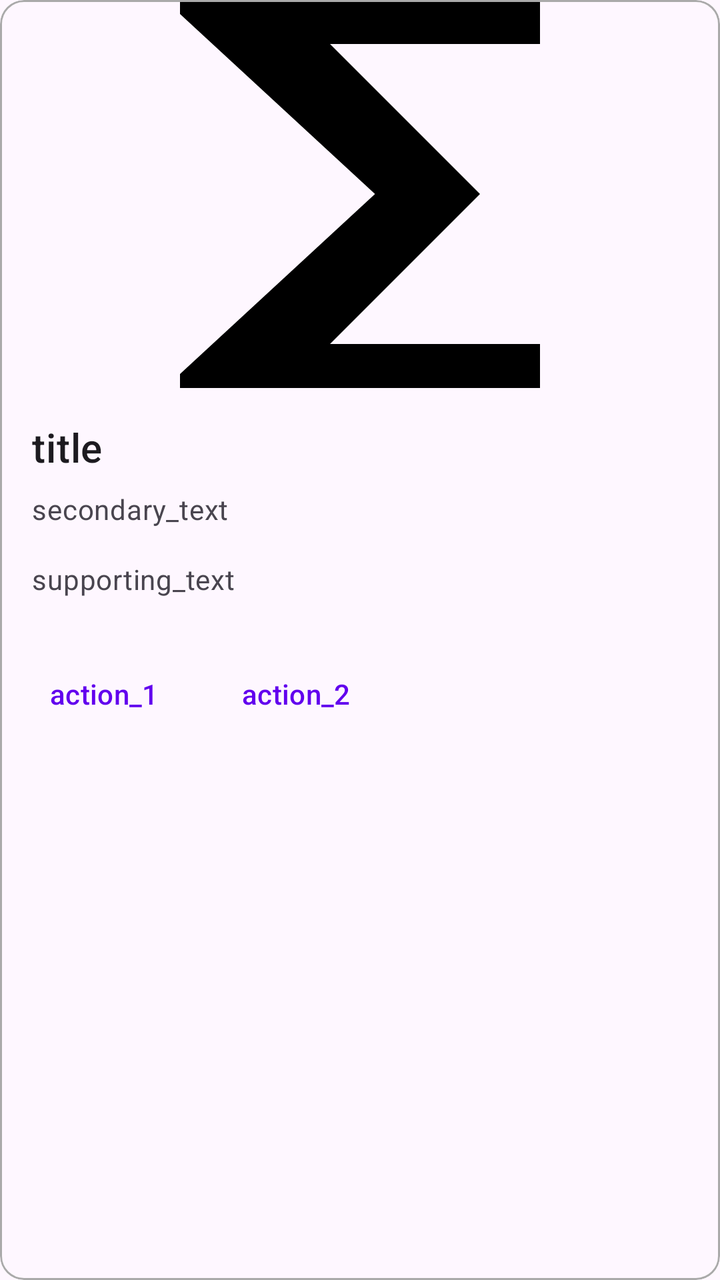
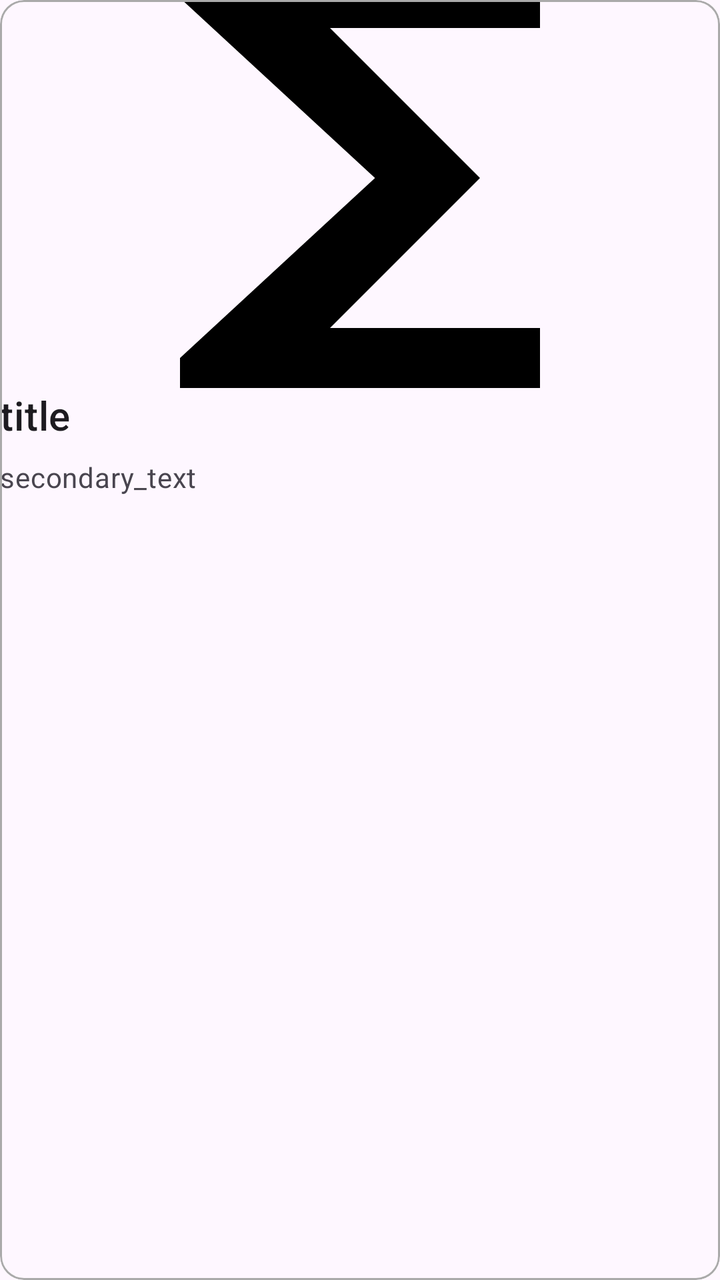

An Android layout rendered at two revisions. The XML below is the earlier revision; the diff shows what the commit changed to produce the second picture.
<!-- AndroidManifest.xml: another module's application theme Theme.MovieCatalog -->
<!-- res/layout/search_entry.xml -->
<?xml version="1.0" encoding="utf-8"?>
<com.google.android.material.card.MaterialCardView xmlns:android="http://schemas.android.com/apk/res/android"
    xmlns:app="http://schemas.android.com/apk/res-auto"
    android:layout_width="match_parent"
    android:layout_height="wrap_content"
    android:layout_margin="0dp"
    app:cardElevation="0dp"
    app:strokeColor="@android:color/darker_gray"
    app:strokeWidth="1dp"
    android:clickable="true"
    android:focusable="true"
    >

    <LinearLayout
        android:layout_width="match_parent"
        android:layout_height="wrap_content"
        android:orientation="vertical">

        
        <ImageView
            android:layout_width="match_parent"
            android:layout_height="194dp"
            android:contentDescription="content_description_media"
            android:scaleType="centerCrop"
            app:srcCompat="@drawable/ic_image" />

        <LinearLayout
            android:layout_width="match_parent"
            android:layout_height="wrap_content"
            android:orientation="vertical"
            android:padding="16dp">

            
            <TextView
                android:layout_width="wrap_content"
                android:layout_height="wrap_content"
                android:text="title"
                android:textAppearance="?attr/textAppearanceHeadline6" />

            <TextView
                android:layout_width="wrap_content"
                android:layout_height="wrap_content"
                android:layout_marginTop="8dp"
                android:text="secondary_text"
                android:textAppearance="?attr/textAppearanceBody2"
                android:textColor="?android:attr/textColorSecondary" />

            <TextView
                android:layout_width="wrap_content"
                android:layout_height="wrap_content"
                android:layout_marginTop="16dp"
                android:text="supporting_text"
                android:textAppearance="?attr/textAppearanceBody2"
                android:textColor="?android:attr/textColorSecondary" />

        </LinearLayout>

        
        <LinearLayout
            android:layout_width="wrap_content"
            android:layout_height="wrap_content"
            android:layout_margin="8dp"
            android:orientation="horizontal">

            <com.google.android.material.button.MaterialButton
                style="?attr/borderlessButtonStyle"
                android:layout_width="wrap_content"
                android:layout_height="wrap_content"
                android:layout_marginEnd="8dp"
                android:text="action_1" />

            <com.google.android.material.button.MaterialButton
                style="?attr/borderlessButtonStyle"
                android:layout_width="wrap_content"
                android:layout_height="wrap_content"
                android:text="action_2" />
        </LinearLayout>

    </LinearLayout>


</com.google.android.material.card.MaterialCardView>
<!-- resources referenced by this layout -->
<resources>
  <!-- drawable ic_image (drawable) -->
  <vector xmlns:android="http://schemas.android.com/apk/res/android"
      android:width="24dp"
      android:height="24dp"
      android:tint="#000000"
      android:viewportWidth="24"
      android:viewportHeight="24">
      <path
          android:fillColor="@android:color/white"
          android:pathData="M18,4H6v2l6.5,6L6,18v2h12v-3h-7l5,-5 -5,-5h7V4z" />
  </vector>
  <style name="Theme.MovieCatalog" parent="Theme.Material3.Light.NoActionBar">
          
          <item name="colorPrimary">@color/purple_500</item>
          <item name="colorPrimaryVariant">@color/purple_700</item>
          <item name="colorOnPrimary">@color/white</item>
          
          <item name="colorSecondary">@color/teal_200</item>
          <item name="colorSecondaryVariant">@color/teal_700</item>
          <item name="colorOnSecondary">@color/black</item>
          
          <item name="android:statusBarColor">@android:color/darker_gray</item>
          
      </style>
  <color name="purple_500">#FF6200EE</color>
  <color name="purple_700">#FF3700B3</color>
  <color name="white">#FFFFFFFF</color>
  <color name="teal_200">#FF03DAC5</color>
  <color name="teal_700">#FF018786</color>
  <color name="black">#FF000000</color>
</resources>

<!-- the commit's change to res/layout/search_entry.xml (unified diff, before → after) -->
@@ -20,61 +20,28 @@
         <ImageView
             android:layout_width="match_parent"
             android:layout_height="194dp"
+            android:id="@+id/image"
             android:contentDescription="content_description_media"
             android:scaleType="centerCrop"
-            app:srcCompat="@drawable/ic_image" />
-
-        <LinearLayout
-            android:layout_width="match_parent"
-            android:layout_height="wrap_content"
-            android:orientation="vertical"
-            android:padding="16dp">
-
-            
-            <TextView
-                android:layout_width="wrap_content"
-                android:layout_height="wrap_content"
-                android:text="title"
-                android:textAppearance="?attr/textAppearanceHeadline6" />
-
-            <TextView
-                android:layout_width="wrap_content"
-                android:layout_height="wrap_content"
-                android:layout_marginTop="8dp"
-                android:text="secondary_text"
-                android:textAppearance="?attr/textAppearanceBody2"
-                android:textColor="?android:attr/textColorSecondary" />
-
-            <TextView
-                android:layout_width="wrap_content"
-                android:layout_height="wrap_content"
-                android:layout_marginTop="16dp"
-                android:text="supporting_text"
-                android:textAppearance="?attr/textAppearanceBody2"
-                android:textColor="?android:attr/textColorSecondary" />
-
-        </LinearLayout>
+            app:srcCompat="@drawable/ic_image"
+            android:paddingBottom="16dp"/>
 
         
-        <LinearLayout
+        <TextView
             android:layout_width="wrap_content"
             android:layout_height="wrap_content"
-            android:layout_margin="8dp"
-            android:orientation="horizontal">
+            android:text="title"
+            android:id="@+id/title"
+            android:textAppearance="?attr/textAppearanceHeadline6" />
 
-            <com.google.android.material.button.MaterialButton
-                style="?attr/borderlessButtonStyle"
-                android:layout_width="wrap_content"
-                android:layout_height="wrap_content"
-                android:layout_marginEnd="8dp"
-                android:text="action_1" />
-
-            <com.google.android.material.button.MaterialButton
-                style="?attr/borderlessButtonStyle"
-                android:layout_width="wrap_content"
-                android:layout_height="wrap_content"
-                android:text="action_2" />
-        </LinearLayout>
+        <TextView
+            android:layout_width="wrap_content"
+            android:layout_height="wrap_content"
+            android:layout_marginTop="8dp"
+            android:id="@+id/description"
+            android:text="secondary_text"
+            android:textAppearance="?attr/textAppearanceBody2"
+            android:textColor="?android:attr/textColorSecondary" />
 
     </LinearLayout>
 
